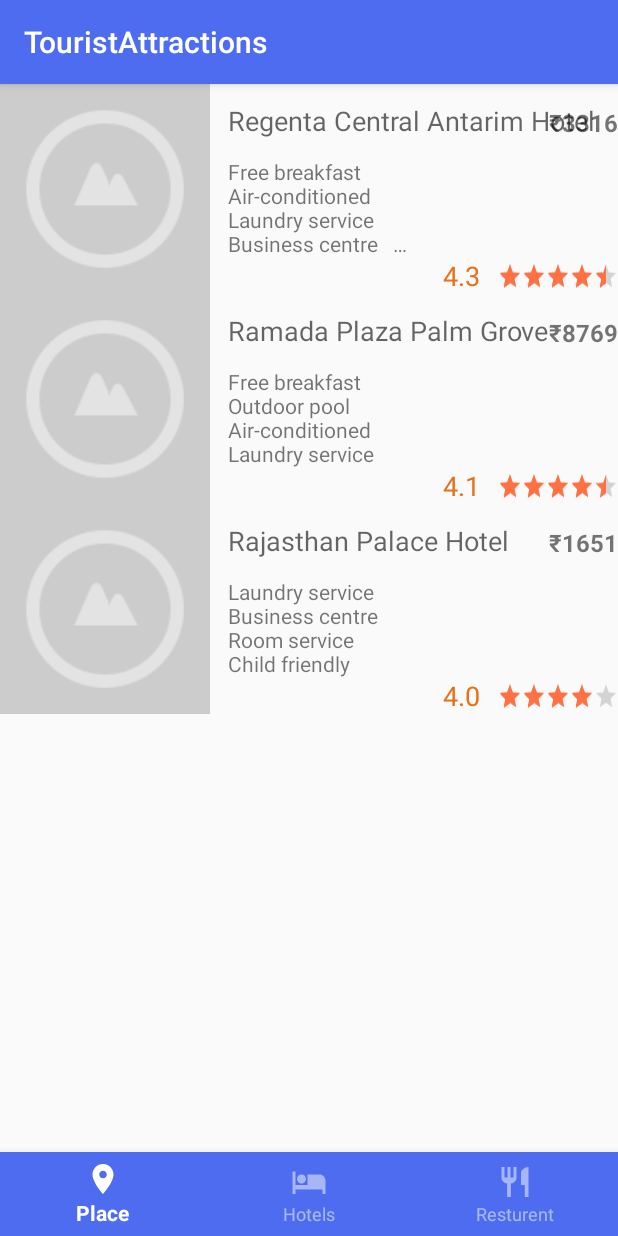
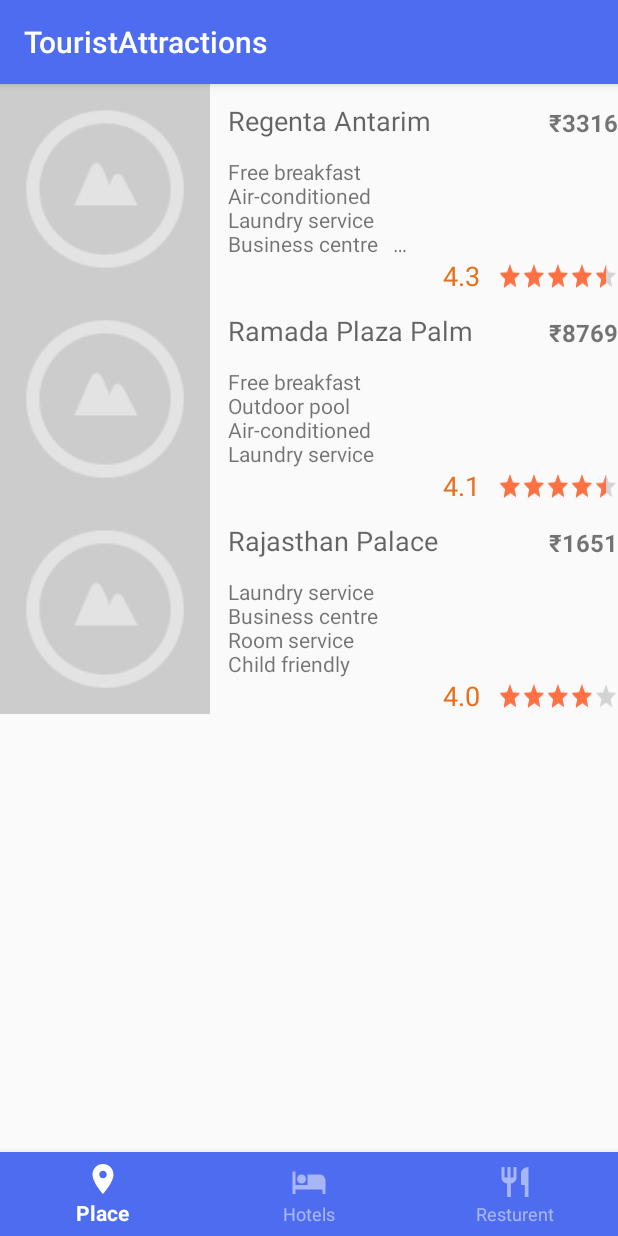
Before and after one commit to savanipoojan78/Tourist, an Android app: the fragment Hotel placed in its activity, on a phone screen of 412 x 824 dp. Run offline under Robolectric (Android 15) with nearby library versions, the phone set to English and light mode, and no system bars; libraries missing offline, so code that uses them is left out: com.google.maps.android; pictures from the network do not load; 2 statements that could not run were skipped.

Commit message:
Add Background

```diff
--- a/Application/src/main/java/com/example/android/xyztouristattractions/provider/HotelAttractions.java
+++ b/Application/src/main/java/com/example/android/xyztouristattractions/provider/HotelAttractions.java
@@ -33,7 +33,7 @@ public class HotelAttractions {
             new HashMap<String, List<HotelConstruction>>() {{
 
                 put(CITY_SYDNEY, new ArrayList<HotelConstruction>() {{
-                    add(new HotelConstruction("Regenta Central Antarim Hotel",
+                    add(new HotelConstruction("Regenta Antarim",
                             "Free breakfast   \n" +
                                     "Air-conditioned   \n" +
                                     "Laundry service   \n" +
@@ -44,7 +44,7 @@ public class HotelAttractions {
                             new LatLng(23.0332706,72.4868186),
                             CITY_India,"4.3","₹3316"
                     ));
-                    add(new HotelConstruction("Ramada Plaza Palm Grove",
+                    add(new HotelConstruction("Ramada Plaza Palm",
                             "Free breakfast   \n" +
                                     "Outdoor pool   \n" +
                                     "Air-conditioned   \n" +
@@ -55,7 +55,7 @@ public class HotelAttractions {
                             CITY_India,"4.1","₹8769"
                     ));
 
-                    add(new HotelConstruction("Rajasthan Palace Hotel",
+                    add(new HotelConstruction("Rajasthan Palace",
                             "Laundry service   \n" +
                                     "Business centre   \n" +
                                     "Room service   \n" +
--- a/Application/src/main/java/com/example/android/xyztouristattractions/splash_screen.java
+++ b/Application/src/main/java/com/example/android/xyztouristattractions/splash_screen.java
@@ -14,6 +14,7 @@ import android.speech.tts.TextToSpeech;
 import android.support.design.widget.FloatingActionButton;
 import android.support.v4.app.ActivityCompat;
 import android.support.v4.content.ContextCompat;
+import android.support.v7.app.ActionBar;
 import android.support.v7.app.AppCompatActivity;
 import android.os.Bundle;
 import android.view.View;
@@ -34,6 +35,7 @@ public class splash_screen extends AppCompatActivity {
     protected void onCreate(Bundle savedInstanceState) {
         super.onCreate(savedInstanceState);
         setContentView(R.layout.activity_splash_screen);
+
         getPermissions();
         initialtextToSpeech();
         initialspeechRecognizer();
--- a/Application/src/main/res/layout/activity_splash_screen.xml
+++ b/Application/src/main/res/layout/activity_splash_screen.xml
@@ -5,7 +5,7 @@
     android:layout_width="match_parent"
     android:layout_height="match_parent"
     tools:context=".splash_screen"
-    android:background="@drawable/background"
+    android:background="@drawable/bk"
     >
 
     <android.support.design.widget.FloatingActionButton
--- a/Application/src/main/res/values/styles.xml
+++ b/Application/src/main/res/values/styles.xml
@@ -19,5 +19,11 @@
         <item name="background">@color/transparent_actionbar_background</item>
         <item name="displayOptions">showHome|homeAsUp</item>
     </style>
+    <style name="XYZAppTheme.splash" parent="Theme.AppCompat.Light.NoActionBar">
+        <item name="colorPrimary">@color/colorPrimary</item>
+        <item name="colorPrimaryDark">@color/colorPrimaryDark</item>
+        <item name="colorAccent">@color/colorAccent</item>
+        <item name="colorControlHighlight">?colorAccent</item>
+    </style>
 
 </resources>
```
Also changed, not shown: Application/src/main/res/drawable-hdpi/background.png (deleted), Application/src/main/res/drawable-mdpi/bk.jpg (added), Application/src/main/res/menu/main.xml (line endings or trailing spaces), 60 other files.
